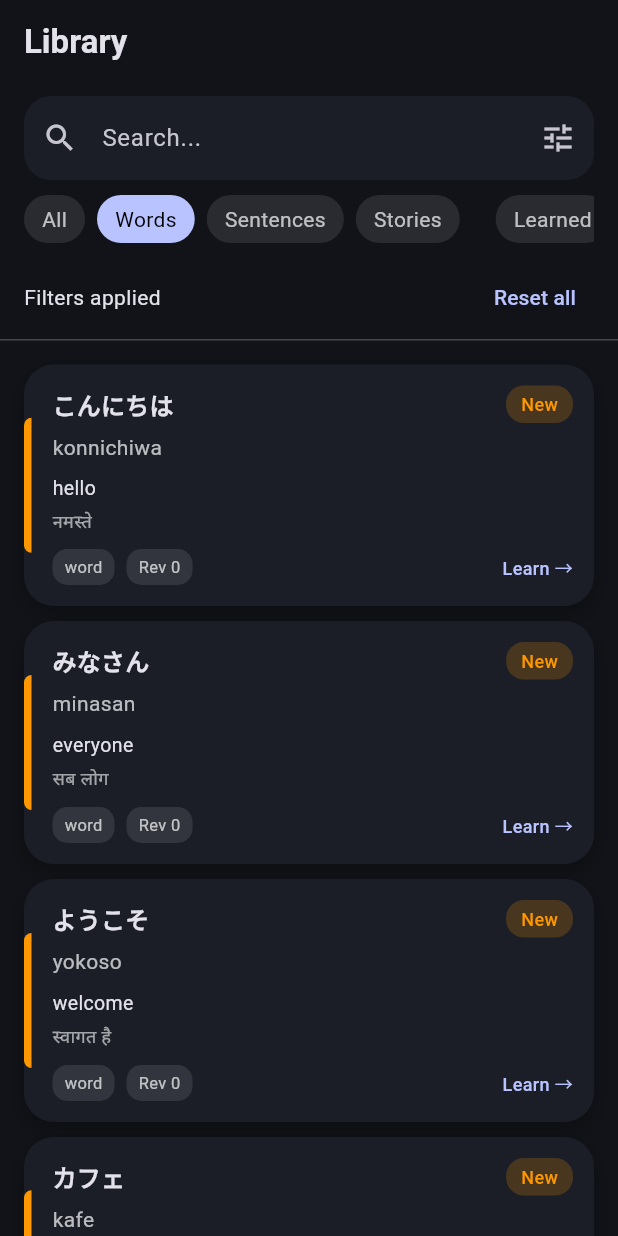
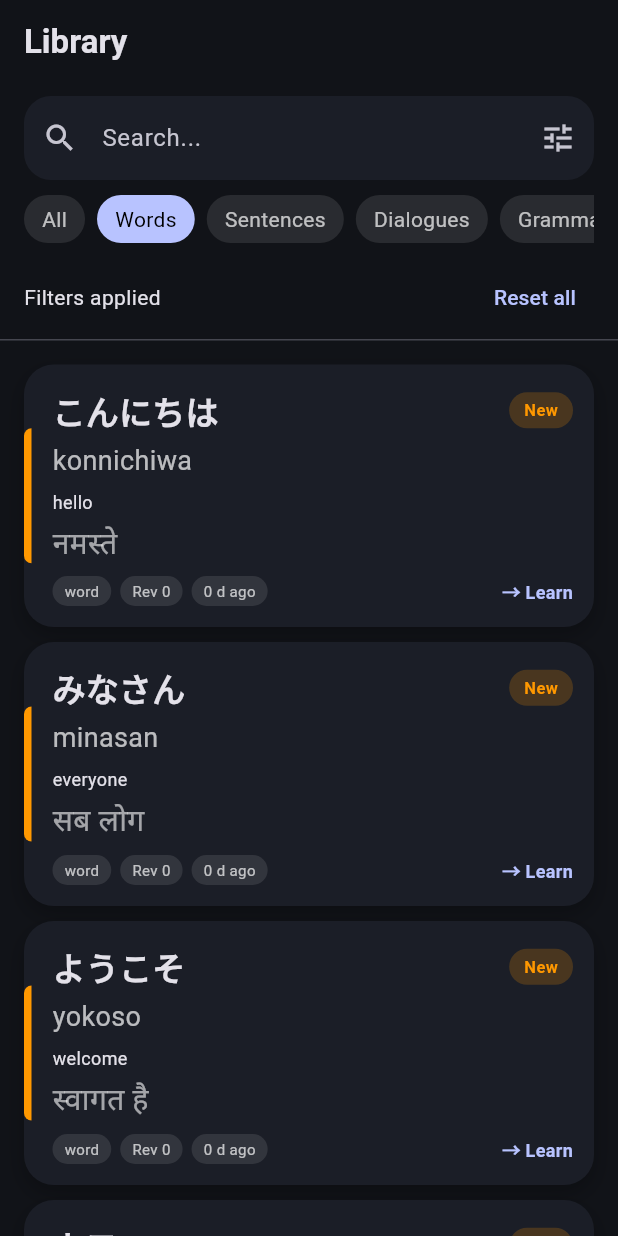
Before and after one commit to Manishkumar62/ManisuLearn---Japanese-Learning-App, a Flutter app: the LibraryPage screen opened directly, after a tap on "Words", on a phone screen of 412 x 824 dp. Run offline on Flutter 3.47's test engine with Material 3 defaults, Android fonts, the phone set to English and light mode, and no system bars; our stand-ins replace confetti, equatable, flutter_bloc, hive, hive_flutter; accounts and stored records are empty.

Commit message:
library card changes

```diff
--- a/lib/features/library/presentation/bloc/library_bloc.dart
+++ b/lib/features/library/presentation/bloc/library_bloc.dart
@@ -81,6 +81,8 @@ class LibraryBloc extends Bloc<LibraryEvent, LibraryState> {
             LibraryTypeFilter.all => true,
             LibraryTypeFilter.words => item.type == 'word',
             LibraryTypeFilter.sentences => item.type == 'sentence',
+            LibraryTypeFilter.dialogue => item.type == 'dialogue',
+            LibraryTypeFilter.grammar => item.type == 'grammar',
             LibraryTypeFilter.stories => item.type == 'story',
           };
 
--- a/lib/features/library/presentation/bloc/library_event.dart
+++ b/lib/features/library/presentation/bloc/library_event.dart
@@ -1,6 +1,6 @@
 import 'package:equatable/equatable.dart';
 
-enum LibraryTypeFilter { all, words, sentences, stories }
+enum LibraryTypeFilter { all, words, sentences, dialogue, grammar, stories }
 
 enum LibraryProgressFilter { all, learned, notLearned, needsRevision }
 
--- a/lib/features/library/presentation/pages/library_page.dart
+++ b/lib/features/library/presentation/pages/library_page.dart
@@ -349,6 +349,20 @@ class _FilterSection extends StatelessWidget {
 
                 _chip(
                   context,
+                  "Dialogues",
+                  typeFilter == LibraryTypeFilter.dialogue,
+                  () => onTypeChanged(LibraryTypeFilter.dialogue),
+                ),
+
+                _chip(
+                  context,
+                  "Grammar",
+                  typeFilter == LibraryTypeFilter.grammar,
+                  () => onTypeChanged(LibraryTypeFilter.grammar),
+                ),
+
+                _chip(
+                  context,
                   "Stories",
                   typeFilter == LibraryTypeFilter.stories,
                   () => onTypeChanged(LibraryTypeFilter.stories),
--- a/lib/features/library/presentation/widgets/library_item_tile.dart
+++ b/lib/features/library/presentation/widgets/library_item_tile.dart
@@ -2,15 +2,23 @@ import 'package:flutter/material.dart';
 
 import '../../../../data/models/learning_item.dart';
 
-class LibraryItemTile extends StatelessWidget {
+class LibraryItemTile extends StatefulWidget {
   const LibraryItemTile({super.key, required this.item, this.onTap});
 
   final LearningItem item;
   final VoidCallback? onTap;
 
   @override
+  State<LibraryItemTile> createState() => _LibraryItemTileState();
+}
+
+class _LibraryItemTileState extends State<LibraryItemTile> {
+  double scale = 1.0;
+
+  @override
   Widget build(BuildContext context) {
     final theme = Theme.of(context);
+    final item = widget.item;
 
     final isLearned = item.isLearned;
     final isRevised = item.revisionCount > 0;
@@ -29,12 +37,19 @@ class LibraryItemTile extends StatelessWidget {
       status = "Learned";
     }
 
-    return Material(
-      color: Colors.transparent,
-      borderRadius: BorderRadius.circular(20),
-      child: InkWell(
-        borderRadius: BorderRadius.circular(20),
-        onTap: onTap,
+    /// 🧠 DAYS AGO
+    final daysAgo = item.lastReviewed == null
+        ? null
+        : DateTime.now().difference(item.lastReviewed!).inDays;
+
+    return GestureDetector(
+      onTap: widget.onTap,
+      onTapDown: (_) => setState(() => scale = 0.97),
+      onTapUp: (_) => setState(() => scale = 1.0),
+      onTapCancel: () => setState(() => scale = 1.0),
+      child: AnimatedScale(
+        scale: scale,
+        duration: const Duration(milliseconds: 120),
         child: Container(
           decoration: BoxDecoration(
             color: theme.cardTheme.color,
@@ -61,26 +76,26 @@ class LibraryItemTile extends StatelessWidget {
                 ),
               ),
 
-              /// CONTENT
               Expanded(
                 child: Padding(
                   padding: const EdgeInsets.all(14),
                   child: Column(
                     crossAxisAlignment: CrossAxisAlignment.start,
                     children: [
-                      /// TOP ROW
+                      /// 🔝 TOP ROW
                       Row(
                         children: [
                           Expanded(
                             child: Text(
                               item.japanese,
                               style: theme.textTheme.titleMedium?.copyWith(
-                                fontWeight: FontWeight.w600,
+                                fontWeight: FontWeight.w700,
+                                fontSize: 22,
                               ),
                             ),
                           ),
 
-                          /// STATUS BADGE
+                          /// STATUS
                           Container(
                             padding: const EdgeInsets.symmetric(
                               horizontal: 10,
@@ -94,55 +109,67 @@ class LibraryItemTile extends StatelessWidget {
                               status,
                               style: TextStyle(
                                 color: accentColor,
-                                fontSize: 12,
-                                fontWeight: FontWeight.w500,
+                                fontSize: 11,
+                                fontWeight: FontWeight.w600,
                               ),
                             ),
                           ),
                         ],
                       ),
 
+                      const SizedBox(height: 4),
+
+                      /// 🧾 ROMAJI
+                      Text(
+                        item.romaji,
+                        style: const TextStyle(
+                          color: Colors.white70,
+                          fontSize: 18,
+                        ),
+                      ),
+
                       const SizedBox(height: 6),
 
-                      /// ROMAJI
-                      Text(
-                        item.romaji,
-                        style: const TextStyle(color: Colors.white70),
-                      ),
-
-                      const SizedBox(height: 8),
-
-                      /// ENGLISH
-                      Text(item.english, style: const TextStyle(fontSize: 13)),
+                      /// 🌍 MEANING
+                      Text(item.english, style: const TextStyle(fontSize: 12)),
 
                       if (item.hindi.isNotEmpty) ...[
                         const SizedBox(height: 4),
                         Text(
                           item.hindi,
                           style: const TextStyle(
-                            fontSize: 12,
+                            fontSize: 20,
                             color: Colors.white60,
                           ),
                         ),
                       ],
+                      const SizedBox(height: 8),
 
-                      const SizedBox(height: 10),
-
-                      /// META + ACTION
+                      /// 🔻 META ROW (compact + powerful)
                       Row(
                         children: [
-                          _metaChip(context, item.type),
-                          const SizedBox(width: 8),
-                          _metaChip(context, "Rev ${item.revisionCount}"),
+                          _chip(context, item.type),
+
+                          const SizedBox(width: 6),
+
+                          _chip(context, "Rev ${item.revisionCount}"),
+
+                          const SizedBox(width: 6),
+
+                          _chip(
+                            context,
+                            daysAgo == null ? "New" : "$daysAgo d ago",
+                          ),
 
                           const Spacer(),
 
+                          /// CTA
                           Text(
-                            isLearned ? "Revise ↻" : "Learn →",
+                            isLearned ? "↻ Revise" : "→ Learn",
                             style: TextStyle(
                               color: theme.colorScheme.primary,
                               fontSize: 12,
-                              fontWeight: FontWeight.w500,
+                              fontWeight: FontWeight.w600,
                             ),
                           ),
                         ],
@@ -158,70 +185,17 @@ class LibraryItemTile extends StatelessWidget {
     );
   }
 
-  Widget _metaChip(BuildContext context, String label) {
+  Widget _chip(BuildContext context, String label) {
     return Container(
-      padding: const EdgeInsets.symmetric(horizontal: 8, vertical: 4),
+      padding: const EdgeInsets.symmetric(horizontal: 8, vertical: 3),
       decoration: BoxDecoration(
         color: Colors.white10,
         borderRadius: BorderRadius.circular(10),
       ),
       child: Text(
         label,
-        style: const TextStyle(fontSize: 11, color: Colors.white70),
+        style: const TextStyle(fontSize: 10, color: Colors.white70),
       ),
     );
   }
 }
-
-// class _StatusBadge extends StatelessWidget {
-//   const _StatusBadge({required this.isLearned, required this.isRevised});
-
-//   final bool isLearned;
-//   final bool isRevised;
-
-//   @override
-//   Widget build(BuildContext context) {
-//     Color color;
-//     String text;
-
-//     if (!isLearned) {
-//       color = Colors.orange;
-//       text = "New";
-//     } else if (isRevised) {
-//       color = Colors.blue;
-//       text = "Revised";
-//     } else {
-//       color = Colors.green;
-//       text = "Learned";
-//     }
-
-//     return Container(
-//       padding: const EdgeInsets.symmetric(horizontal: 10, vertical: 4),
-//       decoration: BoxDecoration(
-//         color: color.withValues(alpha: 0.2),
-//         borderRadius: BorderRadius.circular(12),
-//       ),
-//       child: Text(text, style: TextStyle(color: color, fontSize: 12)),
-//     );
-//   }
-// }
-
-// class _MetaChip extends StatelessWidget {
-//   const _MetaChip({required this.label});
-
-//   final String label;
-
-//   @override
-//   Widget build(BuildContext context) {
-//     return DecoratedBox(
-//       decoration: BoxDecoration(
-//         border: Border.all(color: Theme.of(context).colorScheme.outlineVariant),
-//         borderRadius: BorderRadius.circular(16),
-//       ),
-//       child: Padding(
-//         padding: const EdgeInsets.symmetric(horizontal: 8, vertical: 4),
-//         child: Text(label),
-//       ),
-//     );
-//   }
-// }
```
